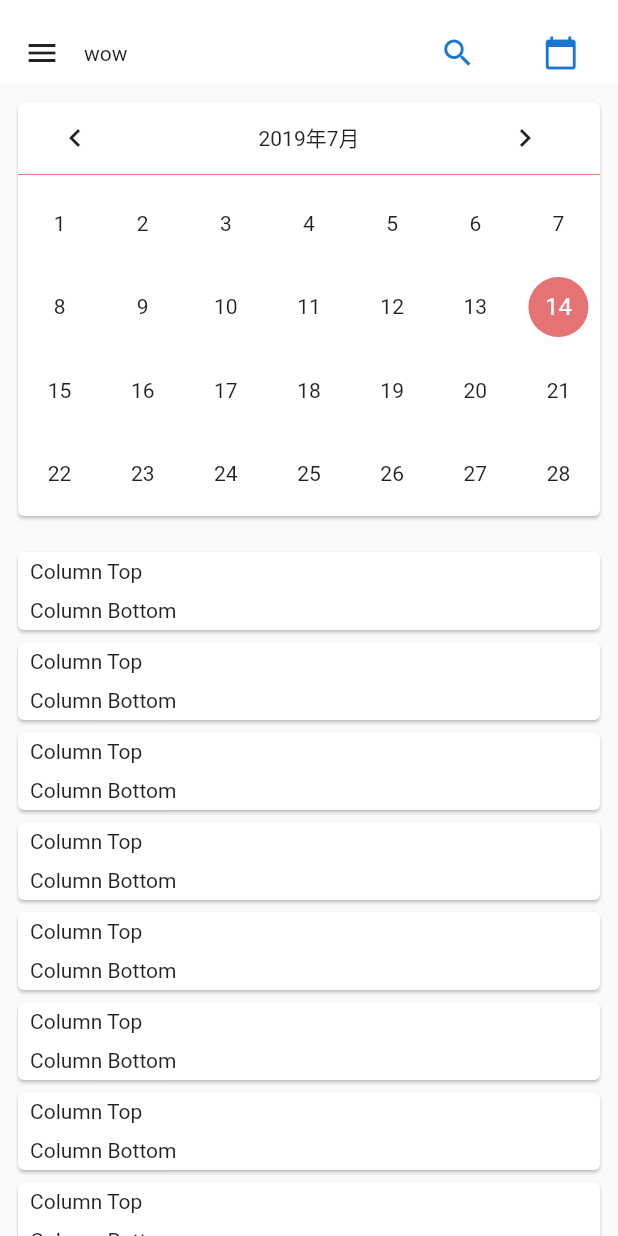
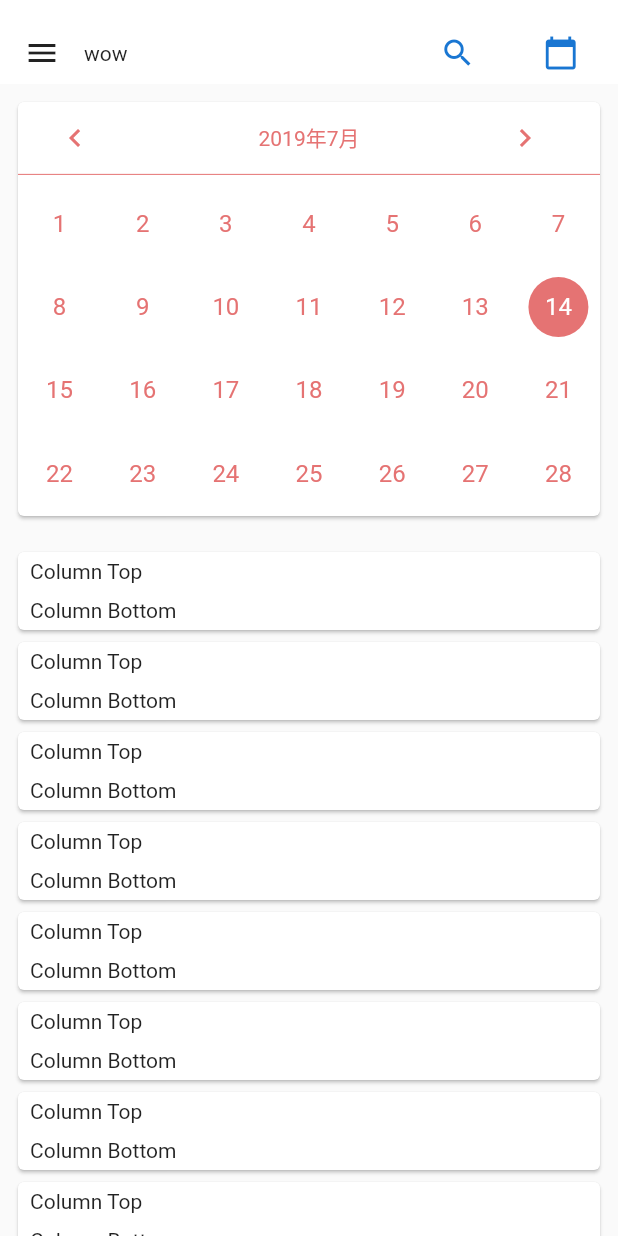
Before and after one commit to flalaorg/flamingo_diary, a Flutter app: the screen it shows after launch, on a phone screen of 412 x 824 dp. Run offline on Flutter 3.47's test engine with Material 2 defaults, Android fonts, the phone set to English and light mode, and no system bars; network calls fail.

Commit message:
feat:日历颜色修改

```diff
--- a/lib/util/calendarSwitch.dart
+++ b/lib/util/calendarSwitch.dart
@@ -4,6 +4,9 @@ class CalendarSwitch {
   CalendarSwitch._internal();
 
   factory CalendarSwitch.getInstance() => CalendarSwitch._internal();
+
+  int selectMonth = DateTime.now().month;
+  int selectDay = DateTime.now().day;
 
   int everyMonthToDayNum(int index) {
     int temp;
@@ -26,4 +29,14 @@ class CalendarSwitch {
 
   bool isToday(int day) =>  day == DateTime.now().day
       ? true : false;
+
+  bool isSelectDay(int month, int day) => selectMonth == month && selectDay == day ? true : false;
+
+  void setSelectMonth(int i) {
+    selectMonth = i;
+  }
+
+  void setSelectDay(int i) {
+    selectDay = i;
+  }
 }
--- a/lib/widget/CalendarWidget.dart
+++ b/lib/widget/CalendarWidget.dart
@@ -1,7 +1,14 @@
 import 'package:flutter/material.dart';
 import 'package:flamingo_diary/util/calendarSwitch.dart';
 
+typedef SingleCallBack = void Function(int month, int day);
+
 class CalendarWidget extends StatefulWidget {
+
+  CalendarWidget({Key key, this.dayClickListener}): super(key: key);
+
+  final SingleCallBack dayClickListener;
+
   @override
   _CalendarWidgetState createState() => _CalendarWidgetState();
 }
@@ -11,6 +18,8 @@ class _CalendarWidgetState extends State<CalendarWidget> {
   PageController _pageController;
   double needHiddenPerviousIcon = 1.0;
   dynamic needHiddenNextIcon = 1.0;
+  int selectMonth = DateTime.now().month;
+  int selectDay = DateTime.now().day;
 
   @override
   void initState() {
@@ -42,21 +51,21 @@ class _CalendarWidgetState extends State<CalendarWidget> {
                     opacity: needHiddenPerviousIcon,
                     child: FlatButton.icon(
                       onPressed: () => previousMonth(position),
-                    icon: Icon(Icons.navigate_before),
+                      icon: Icon(Icons.navigate_before, color: Colors.red[300],),
                       label: Text(""),
                     ),
                   ),
                   Expanded(
                     flex: 3,
                     child: Center(
-                    child: Text("${DateTime.now().year}年${position + 1}月"),
+                      child: Text("${DateTime.now().year}年${position + 1}月", style: TextStyle(color: Colors.red[300]),),
                     ),
                   ),
                   Opacity(
                     opacity: needHiddenNextIcon,
                     child: FlatButton.icon(
                         onPressed: () => nextMonth(position),
-                      icon: Icon(Icons.navigate_next),
+                        icon: Icon(Icons.navigate_next, color: Colors.red[300]),
                         label: Text("")),
                   )
                 ],
@@ -75,7 +84,18 @@ class _CalendarWidgetState extends State<CalendarWidget> {
                       gridDelegate: SliverGridDelegateWithFixedCrossAxisCount(crossAxisCount: 7),
                       itemBuilder: (context, index) {
                         return Center(
-                        child: dayWidgetSwitch(position + 1, index + 1),
+                          child: GestureDetector(
+                            child: CircleAvatar(
+                              backgroundColor: CalendarSwitch.getInstance().isSelectDay(position + 1, index + 1)
+                                  ? Colors.red[300] : Colors.transparent,
+                              child: Text((index + 1).toString(), style: TextStyle(
+                                  color: CalendarSwitch.getInstance().isSelectDay(position + 1, index + 1)
+                                      ? Colors.white : Colors.red[300]),),
+                            ),
+                            onTap: () {
+                              setDefaultClickListener(position + 1, index + 1);
+                            },
+                          ),
                         );
                       },
                     ),
@@ -101,14 +121,16 @@ class _CalendarWidgetState extends State<CalendarWidget> {
     });
   }
 
-  Widget dayWidgetSwitch (int month, int day) => CalendarSwitch.getInstance().isToday(day)
-      && CalendarSwitch.getInstance().isMonth(month)
-      ? todayWidget(day) : otherWidget(day);
+  void setDefaultClickListener(innerMonth, innerDay) {
+    if (widget.dayClickListener == null) {
+      setState(() {
+        selectMonth = innerMonth;
+        selectDay = innerDay;
+      });
+    } else {
+      widget.dayClickListener(innerMonth, innerDay);
+    }
+  }
 
-  Widget todayWidget(int index) => CircleAvatar(
-    backgroundColor: Colors.red[300],
-    child: Text(index.toString(), style: TextStyle(color: Colors.white),),
-  );
-
-  Widget otherWidget(int index) => Text(index.toString());
+  bool isSelectDay(int month, int day) => selectMonth == month && selectDay == day ? true : false;
 }
```
Lines whose indentation alone changed are shown as unchanged.
